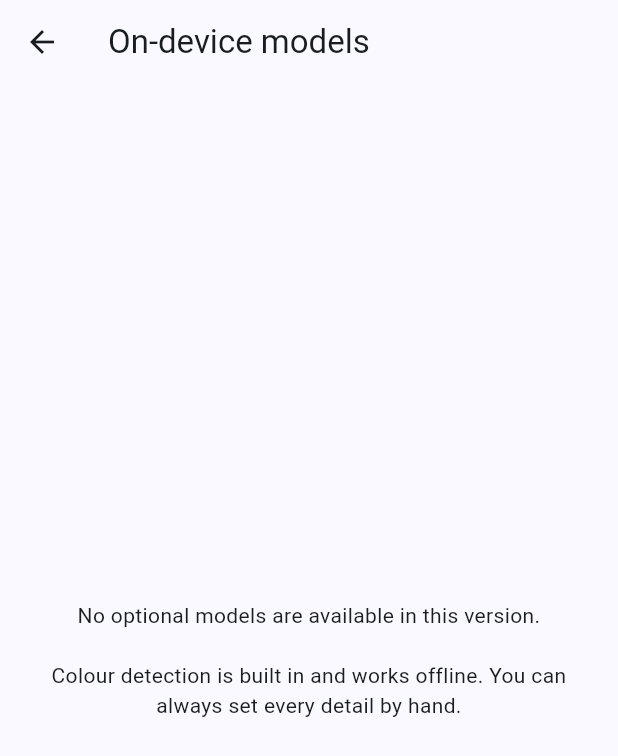
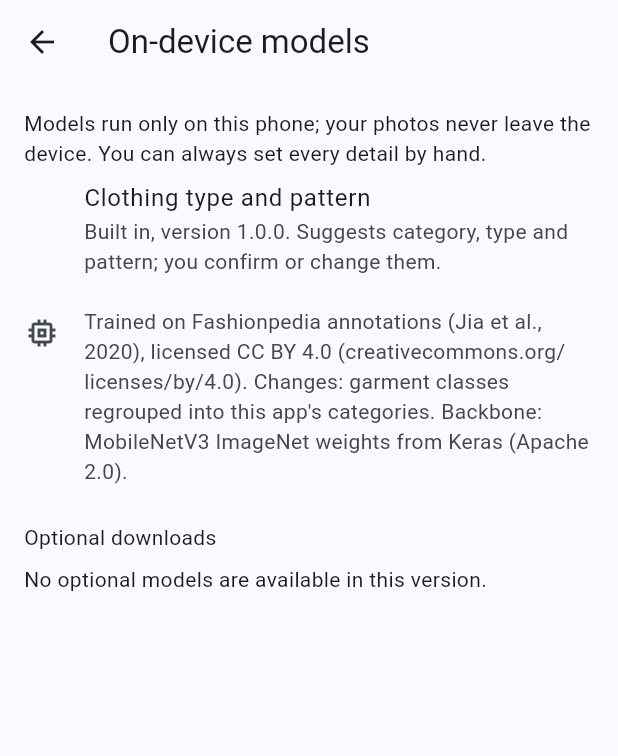
Before and after one commit to amarhbaneen/ai-stylist, a Flutter app: the ModelManagerScreen screen opened by its route, on a phone screen of 412 x 824 dp. Shown: the top 756 px of the screen. Run offline on Flutter 3.47's test engine with Material 3 defaults, Android fonts, the phone set to English and light mode, and no system bars; our stand-ins replace drift, drift_flutter, flutter_image_compress, flutter_riverpod, go_router, image_picker and 2 more; missing offline and left inert: flutter_litert; accounts and stored records are empty; generated files the repository leaves out were written again.

Commit message:
Show category, type and pattern suggestions on the review form
Same prefill, confirm and hint rules as colour (D-09). Manual changes
are never overwritten and a type is only prefilled when it fits the
category. The On-device models screen lists the built-in model and
credits Fashionpedia (CC BY 4.0).

```diff
--- a/lib/features/clothing_analysis/presentation/apply_suggestions.dart
+++ b/lib/features/clothing_analysis/presentation/apply_suggestions.dart
@@ -8,6 +8,7 @@ import '../../wardrobe/presentation/clothing_attributes_form.dart';
 /// - only fields the user has not touched and that are still empty;
 /// - only suggestions at the prefill or confirm level (hints are offered as
 ///   chips, never applied);
+/// - a type is only prefilled when it belongs to the form's category;
 /// - secondary colours are never prefilled: they are offered as chips.
 ///
 /// Returns the attributes that were prefilled.
@@ -17,14 +18,40 @@ Set<AnalyzedAttribute> applySuggestions(
   ConfidencePolicy policy,
 ) {
   final applied = <AnalyzedAttribute>{};
+  bool usable(Suggestion<Object?>? s, AnalyzedAttribute a) =>
+      s != null &&
+      policy.levelOf(s.confidence) != SuggestionLevel.hint &&
+      !draft.touched.contains(a);
+
   final primary = analysis.primaryColor;
-  if (primary != null &&
-      policy.levelOf(primary.confidence) != SuggestionLevel.hint &&
-      !draft.touched.contains(AnalyzedAttribute.primaryColor) &&
+  if (usable(primary, AnalyzedAttribute.primaryColor) &&
       draft.primaryColor == null) {
-    draft.primaryColor = primary.value;
+    draft.primaryColor = primary!.value;
     draft.secondaryColors.remove(primary.value);
     applied.add(AnalyzedAttribute.primaryColor);
   }
+
+  final category = analysis.category;
+  if (usable(category, AnalyzedAttribute.category) &&
+      draft.category == GarmentCategory.unknown) {
+    draft.category = category!.value;
+    if (draft.subcategory?.category != draft.category) draft.subcategory = null;
+    applied.add(AnalyzedAttribute.category);
+  }
+
+  final sub = analysis.subcategory;
+  if (usable(sub, AnalyzedAttribute.subcategory) &&
+      draft.subcategory == null &&
+      sub!.value.category == draft.category) {
+    draft.subcategory = sub.value;
+    applied.add(AnalyzedAttribute.subcategory);
+  }
+
+  final pattern = analysis.pattern;
+  if (usable(pattern, AnalyzedAttribute.pattern) &&
+      draft.pattern == GarmentPattern.unknown) {
+    draft.pattern = pattern!.value;
+    applied.add(AnalyzedAttribute.pattern);
+  }
   return applied;
 }
--- a/lib/features/clothing_analysis/presentation/model_manager_screen.dart
+++ b/lib/features/clothing_analysis/presentation/model_manager_screen.dart
@@ -19,25 +19,27 @@ class ModelManagerScreen extends ConsumerWidget {
     return Scaffold(
       appBar: AppBar(title: const Text('On-device models')),
       body: switch (registry) {
-        AsyncData(:final value) when value.downloadable.isEmpty => const Center(
-          child: Padding(
-            padding: EdgeInsets.all(24),
-            child: Text(
-              'No optional models are available in this version.\n\n'
-              'Colour detection is built in and works offline. You can '
-              'always set every detail by hand.',
-              textAlign: TextAlign.center,
-            ),
-          ),
-        ),
         AsyncData(:final value) => ListView(
           padding: const EdgeInsets.all(16),
           children: [
             const Text(
-              'Models run only on this phone. Downloading one sends a normal '
-              'web request to its host; your photos never leave the device.',
+              'Models run only on this phone; your photos never leave the '
+              'device. You can always set every detail by hand.',
             ),
-            for (final m in value.downloadable) _ModelTile(model: m),
+            for (final m in value.models)
+              if (m.asset != null) _BundledModelTile(model: m),
+            const Padding(
+              padding: EdgeInsets.only(top: 16, bottom: 8),
+              child: Text('Optional downloads'),
+            ),
+            if (value.downloadable.isEmpty)
+              const Text('No optional models are available in this version.')
+            else ...[
+              const Text(
+                'Downloading one sends a normal web request to its host.',
+              ),
+              for (final m in value.downloadable) _ModelTile(model: m),
+            ],
           ],
         ),
         AsyncError() => const Center(
@@ -45,6 +47,39 @@ class ModelManagerScreen extends ConsumerWidget {
         ),
         _ => const Center(child: CircularProgressIndicator()),
       },
+    );
+  }
+}
+
+/// Attribution for bundled models (licence obligations, docs/MODELS.md).
+const _credits = {
+  'garment-tier1':
+      'Trained on Fashionpedia annotations (Jia et al., 2020), licensed '
+      'CC BY 4.0 (creativecommons.org/licenses/by/4.0). Changes: garment '
+      "classes regrouped into this app's categories. Backbone: MobileNetV3 "
+      'ImageNet weights from Keras (Apache 2.0).',
+};
+
+/// A model that ships inside the app: always available, nothing to manage.
+class _BundledModelTile extends StatelessWidget {
+  const _BundledModelTile({required this.model});
+
+  final ModelDescriptor model;
+
+  @override
+  Widget build(BuildContext context) {
+    final credit = _credits[model.id];
+    return ListTile(
+      contentPadding: EdgeInsets.zero,
+      leading: const Icon(Icons.memory_outlined),
+      title: Text(model.title ?? model.id),
+      subtitle: Text(
+        [
+          'Built in, version ${model.version}. Suggests category, type and '
+              'pattern; you confirm or change them.',
+          ?credit,
+        ].join('\n\n'),
+      ),
     );
   }
 }
--- a/lib/features/wardrobe/presentation/clothing_attributes_form.dart
+++ b/lib/features/wardrobe/presentation/clothing_attributes_form.dart
@@ -65,6 +65,9 @@ class ClothingAttributesForm extends StatelessWidget {
     required this.draft,
     required this.onChanged,
     this.showCategoryError = false,
+    this.categoryNote,
+    this.subcategoryNote,
+    this.patternNote,
     this.primaryColorNote,
     this.secondaryColorNote,
     super.key,
@@ -75,6 +78,11 @@ class ClothingAttributesForm extends StatelessWidget {
   /// Called after any chip change so the parent rebuilds.
   final VoidCallback onChanged;
   final bool showCategoryError;
+
+  /// Optional AI explanations under "Category", "Type" and "Pattern".
+  final Widget? categoryNote;
+  final Widget? subcategoryNote;
+  final Widget? patternNote;
 
   /// Optional AI explanation shown under "Main colour" (confidence, hints).
   final Widget? primaryColorNote;
@@ -100,6 +108,7 @@ class ClothingAttributesForm extends StatelessWidget {
       crossAxisAlignment: CrossAxisAlignment.start,
       children: [
         const FieldLabel('Category *'),
+        ?categoryNote,
         SingleChipSelector<GarmentCategory>(
           options: GarmentCategory.values
               .where((c) => c != GarmentCategory.unknown)
@@ -109,6 +118,7 @@ class ClothingAttributesForm extends StatelessWidget {
           onChanged: (c) => _set(() {
             d.category = c ?? GarmentCategory.unknown;
             if (d.subcategory?.category != d.category) d.subcategory = null;
+            d.touched.add(AnalyzedAttribute.category);
           }),
         ),
         if (showCategoryError)
@@ -121,11 +131,15 @@ class ClothingAttributesForm extends StatelessWidget {
           ),
         if (d.category != GarmentCategory.unknown) ...[
           const FieldLabel('Type'),
+          ?subcategoryNote,
           SingleChipSelector<GarmentSubcategory>(
             options: GarmentSubcategory.of(d.category),
             selected: d.subcategory,
             labelOf: Labels.subcategory,
-            onChanged: (s) => _set(() => d.subcategory = s),
+            onChanged: (s) => _set(() {
+              d.subcategory = s;
+              d.touched.add(AnalyzedAttribute.subcategory);
+            }),
           ),
         ],
         const FieldLabel('Name (optional)'),
@@ -164,13 +178,17 @@ class ClothingAttributesForm extends StatelessWidget {
           }),
         ),
         const FieldLabel('Pattern'),
+        ?patternNote,
         SingleChipSelector<GarmentPattern>(
           options: GarmentPattern.values
               .where((p) => p != GarmentPattern.unknown)
               .toList(),
           selected: d.pattern == GarmentPattern.unknown ? null : d.pattern,
           labelOf: Labels.pattern,
-          onChanged: (p) => _set(() => d.pattern = p ?? GarmentPattern.unknown),
+          onChanged: (p) => _set(() {
+            d.pattern = p ?? GarmentPattern.unknown;
+            d.touched.add(AnalyzedAttribute.pattern);
+          }),
         ),
         const FieldLabel('Seasons'),
         MultiChipSelector<Season>(
--- a/lib/features/wardrobe/presentation/item_editor_screen.dart
+++ b/lib/features/wardrobe/presentation/item_editor_screen.dart
@@ -9,6 +9,7 @@ import '../../../shared/widgets/empty_state.dart';
 import '../../../shared/widgets/item_thumbnail.dart';
 import '../../clothing_analysis/analysis_providers.dart';
 import '../../clothing_analysis/presentation/apply_suggestions.dart';
+import '../../clothing_analysis/presentation/attribute_suggestion_note.dart';
 import '../../clothing_analysis/presentation/color_suggestion_notes.dart';
 import '../wardrobe_providers.dart';
 import 'clothing_attributes_form.dart';
@@ -173,6 +174,13 @@ class _ItemEditorScreenState extends ConsumerState<ItemEditorScreen> {
       draft.secondaryColors = {...draft.secondaryColors, c};
       draft.touched.add(AnalyzedAttribute.secondaryColor);
     });
+    final suggested = switch (analysis) {
+      AsyncData(:final value) => value,
+      _ => null,
+    };
+    // A type suggestion only makes sense for the category in the form.
+    final typeSuggestion = suggested?.subcategory;
+    final typeFits = typeSuggestion?.value.category == draft.category;
 
     return Scaffold(
       appBar: AppBar(
@@ -212,6 +220,49 @@ class _ItemEditorScreenState extends ConsumerState<ItemEditorScreen> {
             draft: draft,
             showCategoryError: _showCategoryError,
             onChanged: () => setState(() => _showCategoryError = false),
+            categoryNote: suggested == null
+                ? null
+                : AttributeSuggestionNote<GarmentCategory>(
+                    suggestion: suggested.category,
+                    policy: policy,
+                    current: draft.category,
+                    labelOf: Labels.category,
+                    noun: 'category',
+                    onPick: (c) => setState(() {
+                      draft.category = c;
+                      if (draft.subcategory?.category != c) {
+                        draft.subcategory = null;
+                      }
+                      draft.touched.add(AnalyzedAttribute.category);
+                      _showCategoryError = false;
+                    }),
+                  ),
+            subcategoryNote: !typeFits
+                ? null
+                : AttributeSuggestionNote<GarmentSubcategory>(
+                    suggestion: typeSuggestion,
+                    policy: policy,
+                    current: draft.subcategory,
+                    labelOf: Labels.subcategory,
+                    noun: 'type',
+                    onPick: (s) => setState(() {
+                      draft.subcategory = s;
+                      draft.touched.add(AnalyzedAttribute.subcategory);
+                    }),
+                  ),
+            patternNote: suggested == null
+                ? null
+                : AttributeSuggestionNote<GarmentPattern>(
+                    suggestion: suggested.pattern,
+                    policy: policy,
+                    current: draft.pattern,
+                    labelOf: Labels.pattern,
+                    noun: 'pattern',
+                    onPick: (p) => setState(() {
+                      draft.pattern = p;
+                      draft.touched.add(AnalyzedAttribute.pattern);
+                    }),
+                  ),
             primaryColorNote: analysis == null
                 ? null
                 : PrimaryColorNote(
```
Also changed, not shown: lib/features/clothing_analysis/presentation/attribute_suggestion_note.dart (added, +102 -0 lines), 1 other file.
